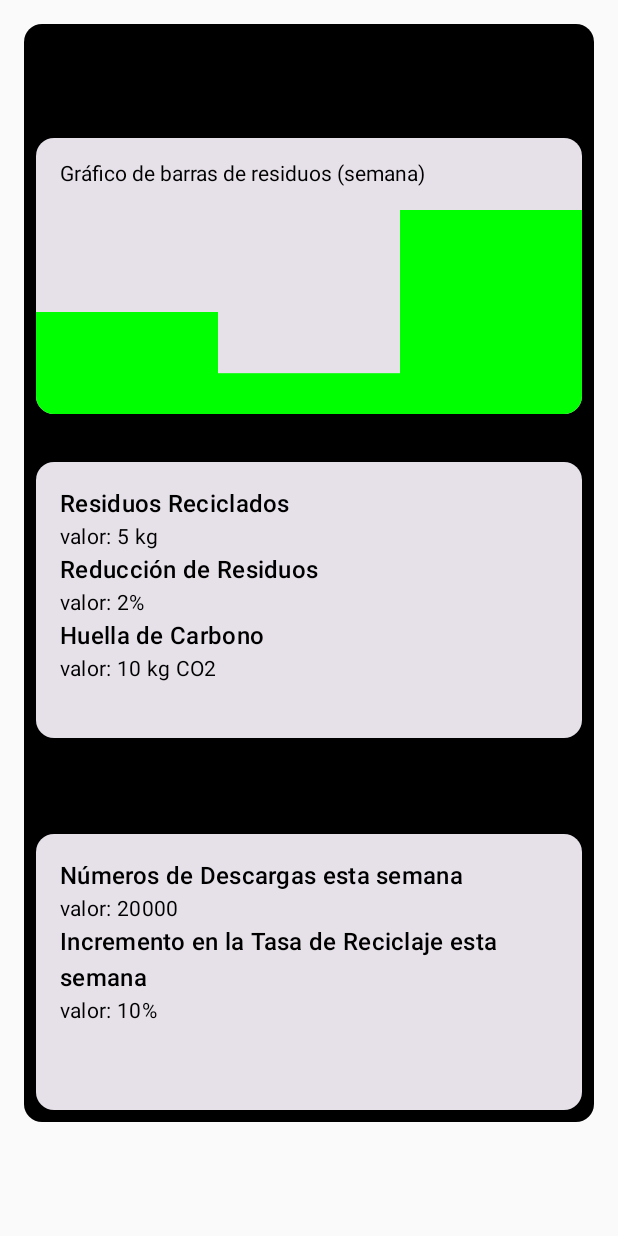
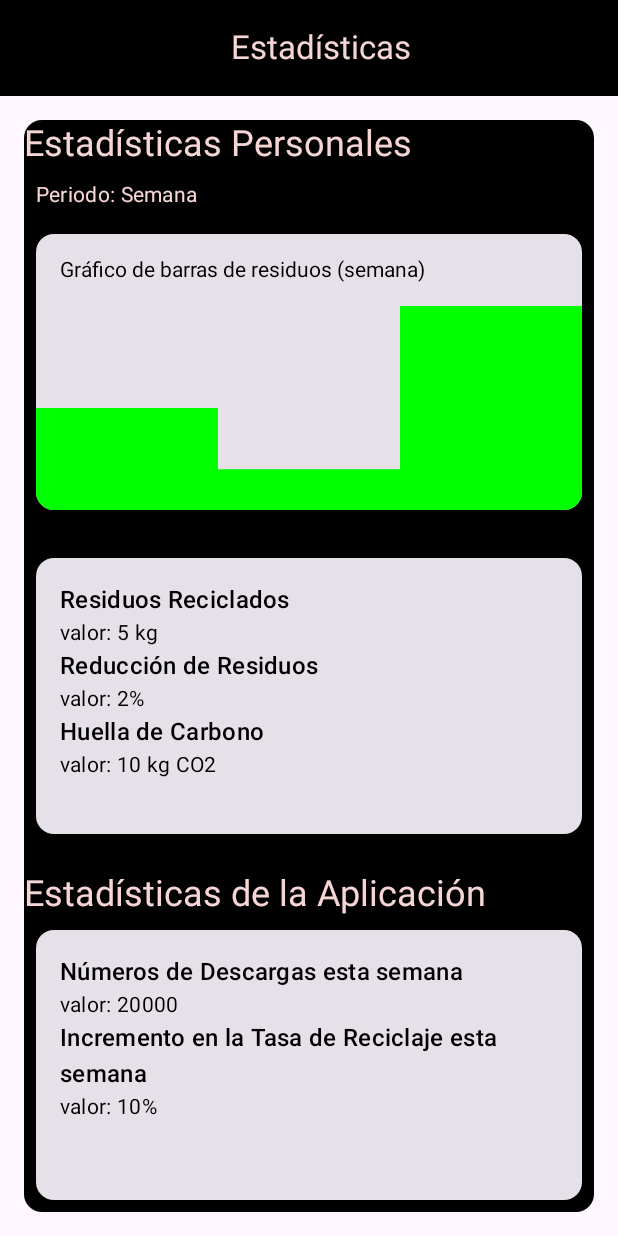
Before and after one commit to Rodrivdlc/GestionResiduos_UD1, an Android app built with Jetpack Compose: the PersonalWasteStatisticsScreen screen opened through its navigation route, on a phone screen of 412 x 824 dp. Run offline under Robolectric (Android 15) with nearby library versions, the phone set to English and light mode, and no system bars.

Commit message:
fixed visual errors in statistics

```diff
--- a/app/src/main/java/com/example/gestionresiduos_ud1/MonthlyStats.kt
+++ b/app/src/main/java/com/example/gestionresiduos_ud1/MonthlyStats.kt
@@ -12,6 +12,7 @@ import androidx.compose.ui.Modifier
 import androidx.compose.ui.unit.dp
 import com.example.gestionresiduos_ud1.Grafico.SimpleBarChart
 import com.example.gestionresiduos_ud1.ui.theme.black
+import com.example.gestionresiduos_ud1.ui.theme.suave
 
 @Composable
 fun MonthlyStats(modifier: Modifier = Modifier) {
@@ -43,7 +44,9 @@ fun MonthlyStats(modifier: Modifier = Modifier) {
         }
     }
     Spacer(modifier = Modifier.height(16.dp))
-    Text("Estadísticas de la Aplicación", style = MaterialTheme.typography.headlineMedium)
+    Text("Estadísticas de la Aplicación",
+        style = MaterialTheme.typography.headlineMedium
+    ,color = suave)
     Card(
         modifier = Modifier
             .fillMaxWidth()
--- a/app/src/main/java/com/example/gestionresiduos_ud1/PersonalWasteStatisticsScreen.kt
+++ b/app/src/main/java/com/example/gestionresiduos_ud1/PersonalWasteStatisticsScreen.kt
@@ -4,61 +4,113 @@ import androidx.compose.foundation.background
 import androidx.compose.foundation.clickable
 import androidx.compose.foundation.layout.Box
 import androidx.compose.foundation.layout.Column
+import androidx.compose.foundation.layout.fillMaxSize
+import androidx.compose.foundation.layout.fillMaxWidth
 import androidx.compose.foundation.layout.padding
 import androidx.compose.material3.Card
 import androidx.compose.material3.CardDefaults
 import androidx.compose.material3.DropdownMenu
 import androidx.compose.material3.DropdownMenuItem
+import androidx.compose.material3.ExperimentalMaterial3Api
 import androidx.compose.material3.MaterialTheme
+import androidx.compose.material3.Scaffold
 import androidx.compose.material3.Text
+import androidx.compose.material3.TopAppBar
+import androidx.compose.material3.TopAppBarDefaults
 import androidx.compose.runtime.Composable
 import androidx.compose.runtime.getValue
 import androidx.compose.runtime.mutableStateOf
 import androidx.compose.runtime.remember
 import androidx.compose.runtime.setValue
+import androidx.compose.ui.Alignment
 import androidx.compose.ui.Modifier
 import androidx.compose.ui.unit.dp
 import com.example.gestionresiduos_ud1.Periods.MonthlyStats
 import com.example.gestionresiduos_ud1.Periods.WeeklyStats
 import com.example.gestionresiduos_ud1.Periods.YearlyStats
 import com.example.gestionresiduos_ud1.ui.theme.black
+import com.example.gestionresiduos_ud1.ui.theme.suave
 
+@OptIn(ExperimentalMaterial3Api::class)
 @Composable
 fun PersonalWasteStatisticsScreen(modifier: Modifier = Modifier) {
+
     var selectedPeriod by remember { mutableStateOf("Semana") }
-    val periods = listOf("Semana", "Mes", "Año")
+    val periods = listOf("Semana", "Mes" , "Año")
     var expanded by remember { mutableStateOf(false) }
 
+
+
+    Scaffold(
+        modifier = modifier
+            .fillMaxSize()
+            .background(black),
+        topBar = {
+            TopAppBar(
+                title = {
+                    Box(
+                        modifier = Modifier.fillMaxWidth(),
+                        contentAlignment = Alignment.Center
+                    ) {
+                        Text("Estadísticas")
+                    }
+                },
+                colors = TopAppBarDefaults.smallTopAppBarColors(
+                    containerColor = black,
+                    titleContentColor = suave
+                )
+            )
+        }
+    ) { innerPadding ->
+
         Card(
-        modifier = Modifier.padding(horizontal = 16.dp, vertical = 16.dp),
-        colors = CardDefaults.cardColors(containerColor = black)
+            modifier = Modifier
+                .padding(innerPadding)
+                .padding(horizontal = 16.dp, vertical = 16.dp),
+            colors = CardDefaults.cardColors(
+                containerColor = black
+            )
         ) {
-        Text("Estadísticas Personales", style = MaterialTheme.typography.headlineSmall)
+            Column {
+                Text("Estadísticas Personales", style = MaterialTheme.typography.headlineSmall, color = suave)
+
+
                 Box(modifier = Modifier.padding(8.dp)) {
                     Text(
                         text = "Periodo: $selectedPeriod",
                         style = MaterialTheme.typography.bodyMedium,
+                        color = suave,
                         modifier = Modifier.clickable { expanded = true }
+
                     )
                     DropdownMenu(
                         expanded = expanded,
                         onDismissRequest = { expanded = false }
                     ) {
+
                         periods.forEach { period ->
                             DropdownMenuItem(
                                 text = { Text(period) },
                                 onClick = {
                                     selectedPeriod = period
                                     expanded = false
+
                                 }
                             )
+
                         }
+
                     }
+
                 }
+
                 when (selectedPeriod) {
                     "Semana" -> WeeklyStats()
                     "Mes" -> MonthlyStats()
                     "Año" -> YearlyStats()
                 }
             }
+
         }
+    }
+}
--- a/app/src/main/java/com/example/gestionresiduos_ud1/WeeklyStats.kt
+++ b/app/src/main/java/com/example/gestionresiduos_ud1/WeeklyStats.kt
@@ -12,6 +12,7 @@ import androidx.compose.ui.Modifier
 import androidx.compose.ui.unit.dp
 import com.example.gestionresiduos_ud1.Grafico.SimpleBarChart
 import com.example.gestionresiduos_ud1.ui.theme.black
+import com.example.gestionresiduos_ud1.ui.theme.suave
 
 @Composable
 fun WeeklyStats(modifier: Modifier = Modifier) {
@@ -37,7 +38,9 @@ fun WeeklyStats(modifier: Modifier = Modifier) {
         }
     }
     Spacer(modifier = Modifier.height(16.dp))
-    Text("Estadísticas de la Aplicación", style = MaterialTheme.typography.headlineSmall)
+    Text("Estadísticas de la Aplicación",
+        style = MaterialTheme.typography.headlineSmall
+        ,color = suave)
     Card(
         modifier = Modifier.fillMaxWidth().height(200.dp).padding(8.dp),
         colors = CardDefaults.cardColors(contentColor = black)
--- a/app/src/main/java/com/example/gestionresiduos_ud1/YearlyStats.kt
+++ b/app/src/main/java/com/example/gestionresiduos_ud1/YearlyStats.kt
@@ -12,6 +12,7 @@ import androidx.compose.ui.Modifier
 import androidx.compose.ui.unit.dp
 import com.example.gestionresiduos_ud1.Grafico.SimpleBarChart
 import com.example.gestionresiduos_ud1.ui.theme.black
+import com.example.gestionresiduos_ud1.ui.theme.suave
 
 @Composable
 fun YearlyStats(modifier: Modifier = Modifier) {
@@ -37,7 +38,9 @@ fun YearlyStats(modifier: Modifier = Modifier) {
         }
     }
     Spacer(modifier = Modifier.height(16.dp))
-    Text("Estadísticas de la Aplicación", style = MaterialTheme.typography.headlineMedium)
+    Text("Estadísticas de la Aplicación",
+        style = MaterialTheme.typography.headlineMedium,
+                color = suave)
     Card(
         modifier = Modifier.fillMaxWidth().height(200.dp).padding(8.dp),
         colors = CardDefaults.cardColors(contentColor = black)
```
Lines whose indentation alone changed are shown as unchanged.
